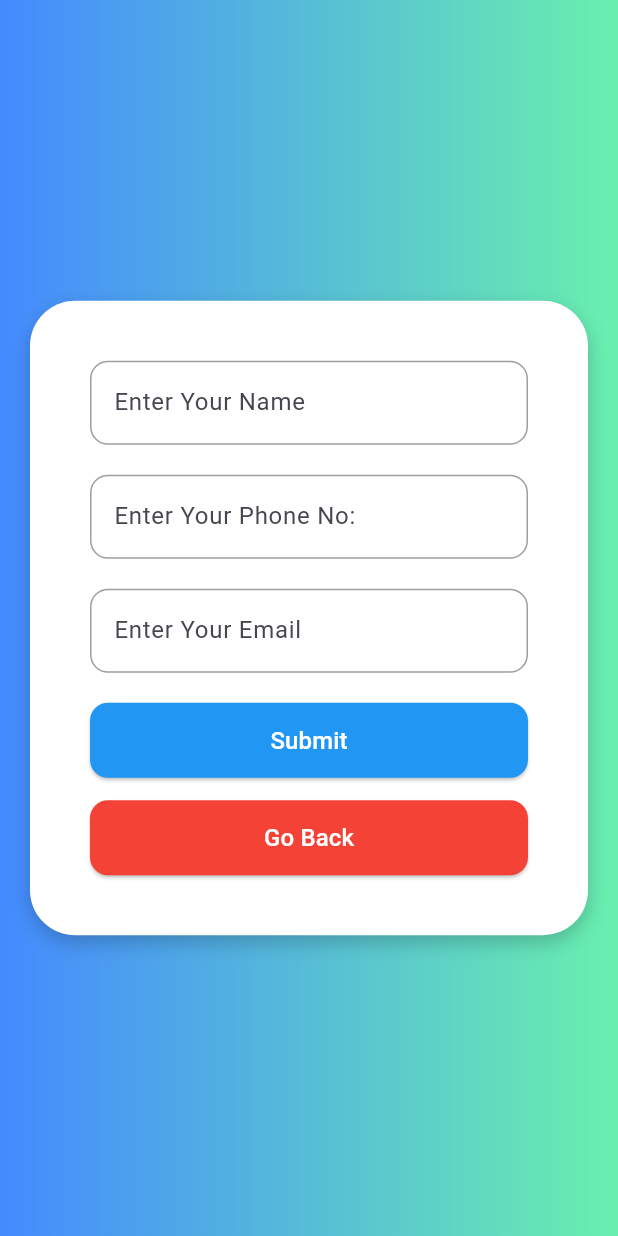
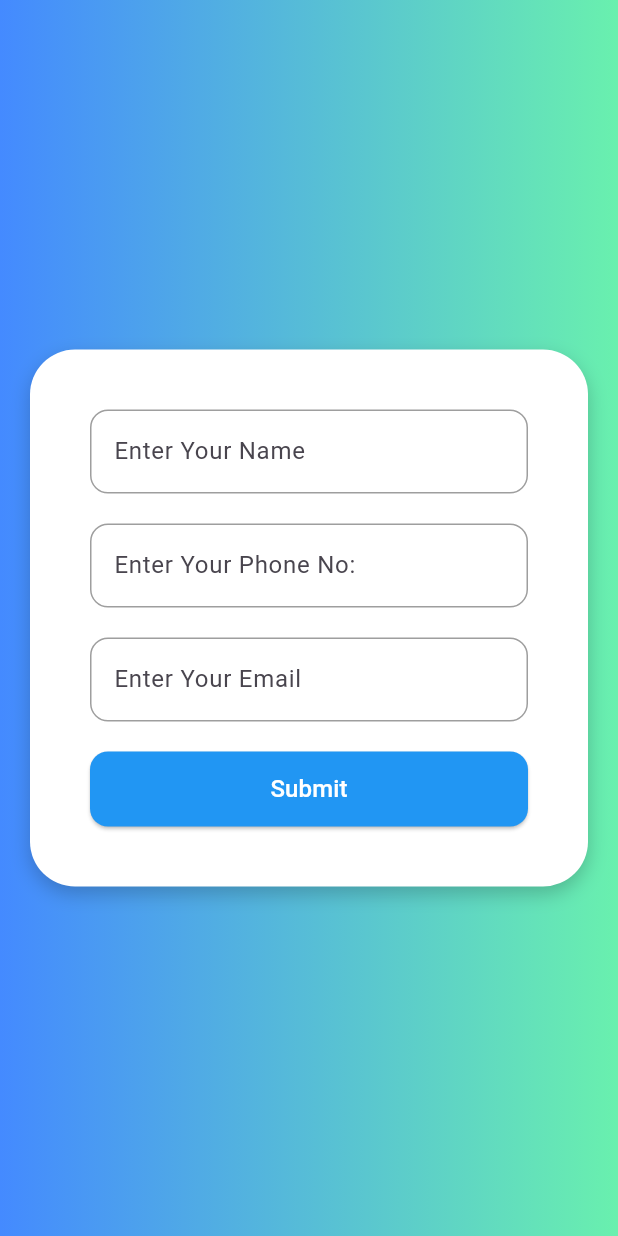
Before and after one commit to HinguralaWijesingha/project, a Flutter app: the screen it shows after launch, after a tap on "CREATE", on a phone screen of 412 x 824 dp. Run offline on Flutter 3.47's test engine with Material 3 defaults, Android fonts, the phone set to English and light mode, and no system bars.

Commit message:
remove go back button

```diff
--- a/frontend/lib/pages/createpage.dart
+++ b/frontend/lib/pages/createpage.dart
@@ -123,32 +123,6 @@ class _CreateScreenState extends State<CreateScreen> {
                     ),
                   ),
                 ),
-
-                const SizedBox(height: 15),
-
-                SizedBox(
-                  width: double.infinity,
-                  height: 50,
-                  child: ElevatedButton(
-                    onPressed: () {
-                      Navigator.pop(context);
-                    },
-                    style: ElevatedButton.styleFrom(
-                      backgroundColor: Colors.red,
-                      shape: RoundedRectangleBorder(
-                        borderRadius: BorderRadius.circular(12),
-                      ),
-                    ),
-                    child: const Text(
-                      "Go Back",
-                      style: TextStyle(
-                        color: Colors.white,
-                        fontSize: 16,
-                        fontWeight: FontWeight.w500,
-                      ),
-                    ),
-                  ),
-                ),
               ],
             ),
           ),
```
